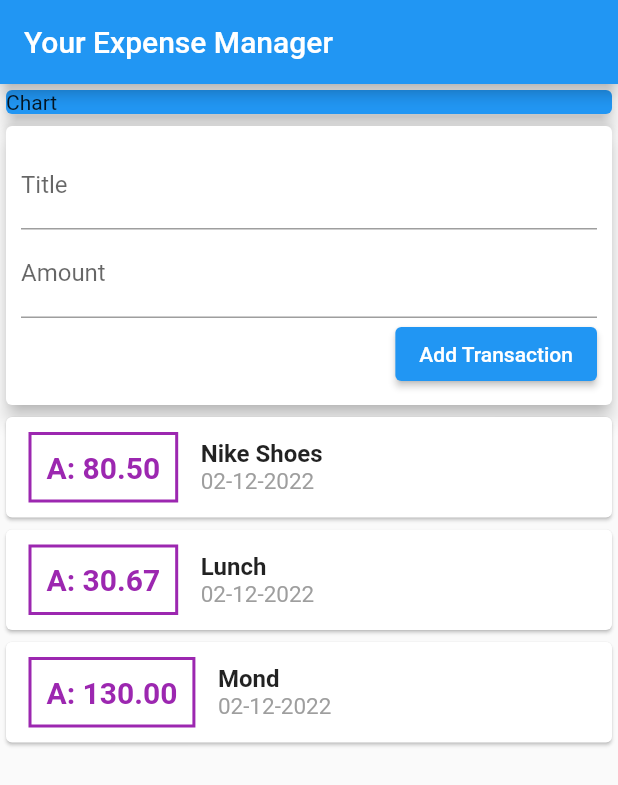
After one commit to alex-pythonista/expense-manager-mobile-app, a Flutter app: the screen it shows after launch, after a tap on "Add Transaction", on a phone screen of 412 x 824 dp. The commit adds this screen. Shown: the top 785 px of the screen. Run offline on Flutter 3.47's test engine with Material 2 defaults, Android fonts, the phone set to English and light mode, and no system bars.

Commit message:
spliting the app widgets

```diff
--- /dev/null
+++ b/lib/widgets/new_transaction.dart
@@ -0,0 +1,45 @@
+import 'package:flutter/material.dart';
+
+class NewTransaction extends StatelessWidget {
+  // const NewTransaction({super.key});
+
+  final Function addTx;
+  final titleController = TextEditingController();
+  final amountController = TextEditingController();
+
+  NewTransaction(this.addTx);
+
+  @override
+  Widget build(BuildContext context) {
+    return Card(
+      elevation: 5,
+      child: Container(
+        padding: EdgeInsets.all(10),
+        child: Column(
+          crossAxisAlignment: CrossAxisAlignment.end,
+          children: [
+            TextField(
+              decoration: const InputDecoration(labelText: "Title"),
+              controller: titleController,
+              // onChanged: (val) => titleInput = val,
+            ),
+            TextField(
+              decoration: const InputDecoration(labelText: "Amount"),
+              controller: amountController,
+              // onChanged: ((value) => amountInput = value),
+            ),
+            ElevatedButton(
+              onPressed: () {
+                addTx(
+                  titleController.text,
+                  double.parse(amountController.text),
+                );
+              },
+              child: const Text("Add Transaction"),
+            )
+          ],
+        ),
+      ),
+    );
+  }
+}
--- /dev/null
+++ b/lib/widgets/transaction_list.dart
@@ -0,0 +1,64 @@
+import 'package:flutter/material.dart';
+import 'package:intl/intl.dart';
+import '../models/transaction.dart';
+
+class TransactionList extends StatelessWidget {
+  final List<Transaction> transactions;
+
+  TransactionList(this.transactions);
+
+  @override
+  Widget build(BuildContext context) {
+    return Column(
+      children: transactions.map((tx) {
+        return Card(
+          child: Row(
+            children: [
+              // ignore: avoid_unnecessary_containers
+              Container(
+                margin: const EdgeInsets.symmetric(
+                  vertical: 10,
+                  horizontal: 15,
+                ),
+                decoration: BoxDecoration(
+                  border: Border.all(
+                    color: Colors.purple,
+                    width: 2,
+                  ),
+                ),
+                padding: const EdgeInsets.all(10),
+                child: Text(
+                  "A: ${tx.amount.toStringAsFixed(2)}",
+                  style: const TextStyle(
+                    fontWeight: FontWeight.bold,
+                    fontSize: 20,
+                    color: Colors.purple,
+                  ),
+                ),
+              ),
+              Column(
+                crossAxisAlignment: CrossAxisAlignment.start,
+                children: [
+                  Text(
+                    tx.title,
+                    style: const TextStyle(
+                      fontSize: 16,
+                      fontWeight: FontWeight.bold,
+                    ),
+                  ),
+                  Text(
+                    DateFormat('dd-MM-yyyy').format(tx.date),
+                    style: const TextStyle(
+                      fontSize: 15,
+                      color: Colors.grey,
+                    ),
+                  ),
+                ],
+              )
+            ],
+          ),
+        );
+      }).toList(),
+    );
+  }
+}
--- /dev/null
+++ b/lib/widgets/user_transactions.dart
@@ -0,0 +1,58 @@
+import 'package:flutter/material.dart';
+
+import '../models/transaction.dart';
+import './new_transaction.dart';
+import './transaction_list.dart';
+
+class UserTransactions extends StatefulWidget {
+  const UserTransactions({super.key});
+
+  @override
+  State<UserTransactions> createState() => _UserTransactionsState();
+}
+
+class _UserTransactionsState extends State<UserTransactions> {
+  final List<Transaction> _userTransactions = [
+    Transaction(
+      id: "t1",
+      title: "Nike Shoes",
+      amount: 80.50,
+      date: DateTime.now(),
+    ),
+    Transaction(
+      id: "t2",
+      title: "Lunch",
+      amount: 30.67,
+      date: DateTime.now(),
+    ),
+    Transaction(
+      id: "t3",
+      title: "Mond",
+      amount: 130,
+      date: DateTime.now(),
+    ),
+  ];
+
+  void _addNewTransaction(String title, double amount) {
+    final newTx = Transaction(
+      title: title,
+      amount: amount,
+      date: DateTime.now(),
+      id: DateTime.now().toString(),
+    );
+
+    setState(() {
+      _userTransactions.add(newTx);
+    });
+  }
+
+  @override
+  Widget build(BuildContext context) {
+    return Column(
+      children: [
+        NewTransaction(_addNewTransaction),
+        TransactionList(_userTransactions),
+      ],
+    );
+  }
+}
```
Also changed, not shown: lib/main.dart (+9 -105 lines), lib/models/transaction.dart (renamed from lib/transaction.dart).
